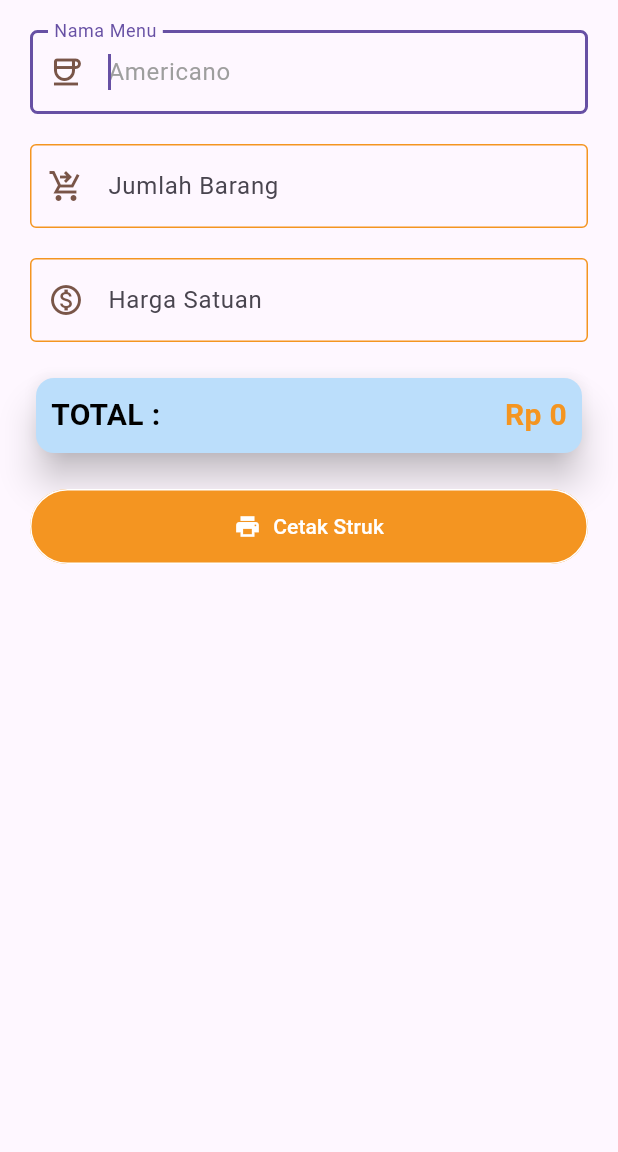
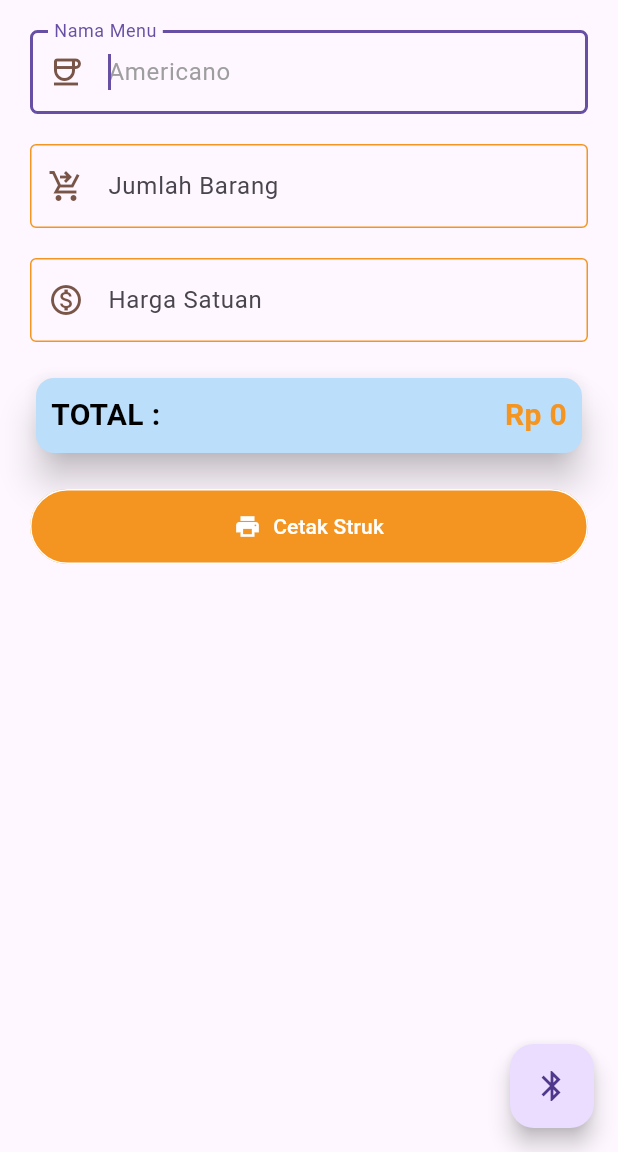
Before and after one commit to RIOKOWI/FoodG, a Flutter app: the screen it shows after launch, on a phone screen of 412 x 824 dp, the part 84-1236 px from its top. Run offline on Flutter 3.47's test engine with Material 3 defaults, Android fonts, the phone set to English and light mode, and no system bars.

Commit message:
style: add floating action button

```diff
--- a/lib/pages/home_page.dart
+++ b/lib/pages/home_page.dart
@@ -196,6 +196,12 @@ class _HomeState extends State<Home> {
             ),
         ),
       ),
+      floatingActionButton: FloatingActionButton(
+        tooltip: 'Bluetooth',
+        onPressed: () {},
+        child: Icon(Icons.bluetooth),
+      ),
+      floatingActionButtonLocation: FloatingActionButtonLocation.endFloat
     );
   }
 }
```
